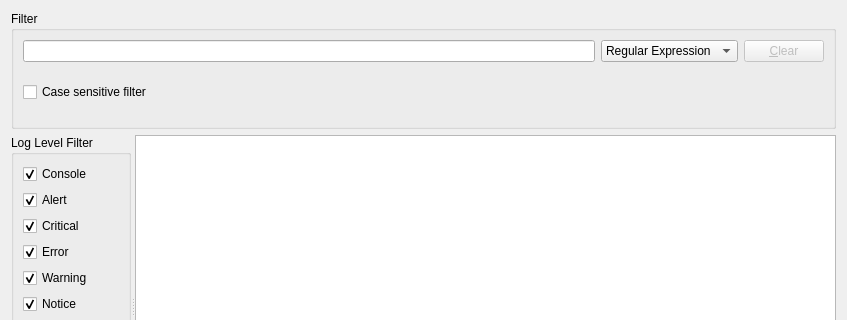
First picture: the form in jmesquita/fsgui/src/plugins/consoleplugin/consoletabwidget.ui, repository freeswitch/freeswitch-contrib, before the edit; both pictures show x 0 to 847 and y 0 to 320 of the 847 by 522 pixel window.
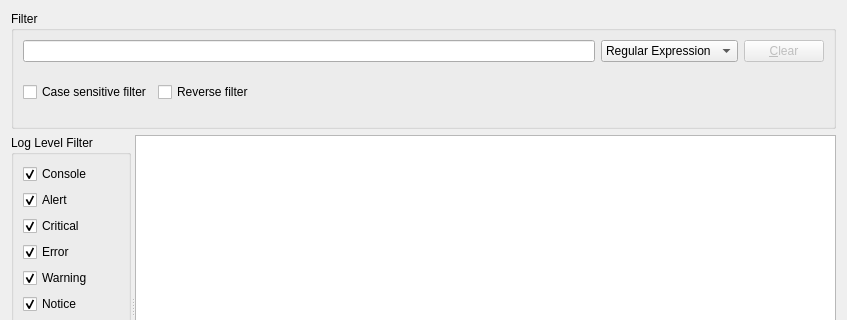
Second picture: the form after the edit.

Commit message: Reverse filter

What changed in the file:
```diff
--- a/jmesquita/fsgui/src/plugins/consoleplugin/consoletabwidget.ui
+++ b/jmesquita/fsgui/src/plugins/consoleplugin/consoletabwidget.ui
@@ -82,6 +82,16 @@
           </property>
          </widget>
         </item>
+        <item>
+         <widget class="QCheckBox" name="filterReverseCheckBox">
+          <property name="text">
+           <string>Reverse filter</string>
+          </property>
+          <property name="checked">
+           <bool>false</bool>
+          </property>
+         </widget>
+        </item>
         <item>
          <widget class="QLabel" name="lblWarningMsg">
           <property name="text">
@@ -96,8 +106,8 @@
           </property>
           <property name="sizeHint" stdset="0">
            <size>
-            <width>627</width>
-            <height>13</height>
+            <width>358</width>
+            <height>20</height>
            </size>
           </property>
          </spacer>
```
The commit also changes 4 other files.
